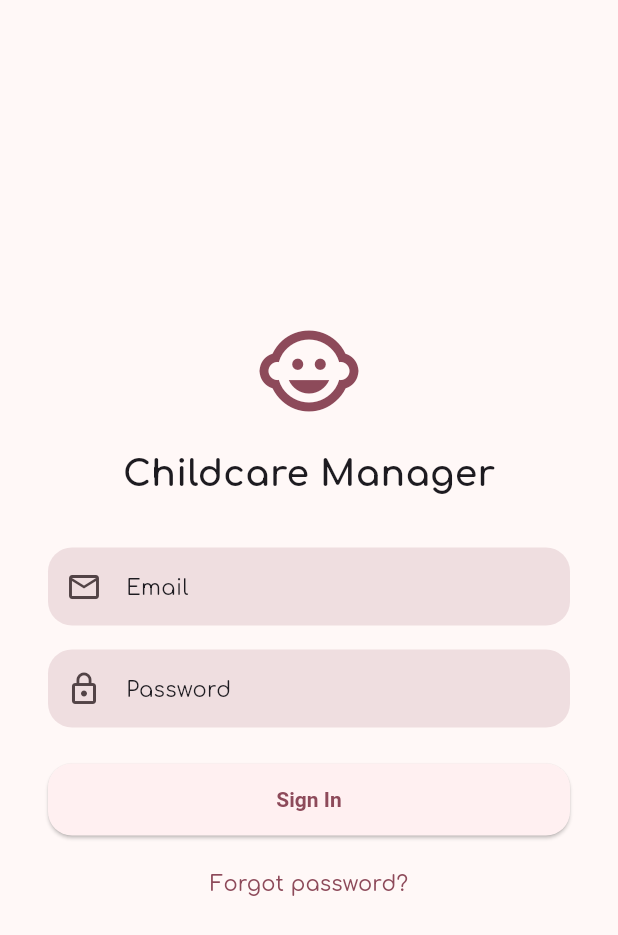
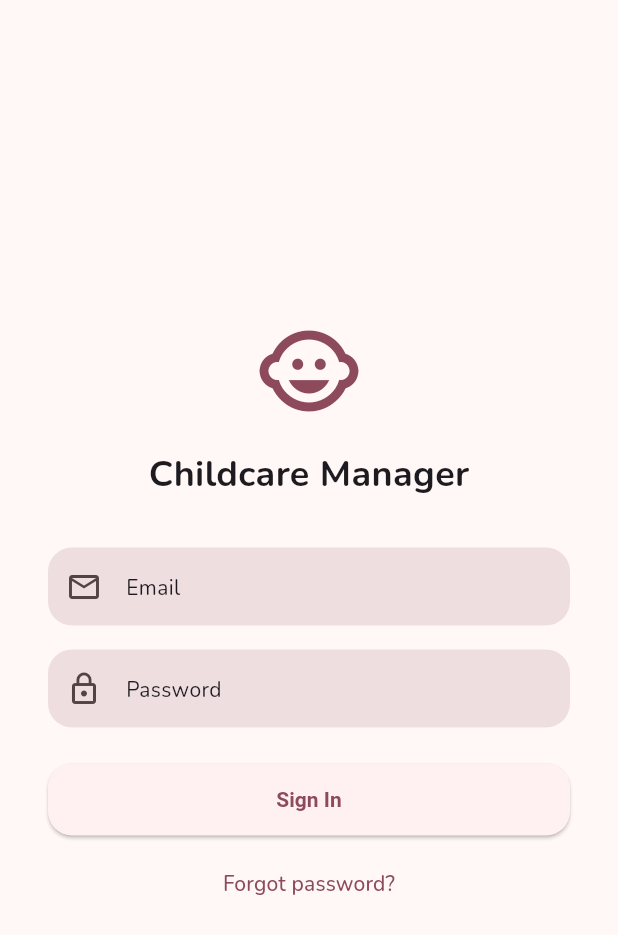
Before and after one commit to AkmalCodes/kids-management, a Flutter app: the screen it shows after launch, on a phone screen of 412 x 824 dp. Shown: the top 935 px of the screen. Run offline on Flutter 3.47's test engine with Material 3 defaults, Android fonts, the phone set to English and light mode, and no system bars; our stand-ins replace flutter_riverpod, google_fonts, image_picker, supabase_flutter; accounts and stored records are empty.

Commit message:
style: Nunito font, tinted top/bottom bars, shorter nav labels, drop titlebar logout
- Switch app font from Comfortaa to Nunito
- Give the AppBar and NavigationBar a soft-pink (primaryContainer) fill so
  they read as distinct surfaces framing the content, with a near-white
  selected-tab pill for contrast
- Shorten nav labels that were wrapping/clipping on narrow screens:
  "Schedules" -> "Schedule", "Lesson Plans" -> "Lessons"
- Remove the AppBar logout button from all three shells now that sign-out
  lives in the Profile tab

```diff
--- a/lib/core/theme/app_theme.dart
+++ b/lib/core/theme/app_theme.dart
@@ -12,10 +12,15 @@ class AppTheme {
 
   static ThemeData get light {
     final colorScheme = ColorScheme.fromSeed(seedColor: seedColor);
-    // Applies Comfortaa to every standard text style (buttons, app bar
+    // Applies Nunito to every standard text style (buttons, app bar
     // titles, list tiles, etc. all resolve their font from this), so
     // switching the app's font is just this one line.
-    final textTheme = GoogleFonts.comfortaaTextTheme();
+    final textTheme = GoogleFonts.nunitoTextTheme();
+
+    // A tinted (soft-pink) fill for the top and bottom bars so they read as
+    // distinct surfaces framing the content, rather than blending into the
+    // near-white scaffold. primaryContainer is the seed-derived pink.
+    final barColor = colorScheme.primaryContainer;
 
     return ThemeData(
       useMaterial3: true,
@@ -24,8 +29,8 @@ class AppTheme {
       textTheme: textTheme,
 
       appBarTheme: AppBarTheme(
-        backgroundColor: colorScheme.surface,
-        foregroundColor: colorScheme.onSurface,
+        backgroundColor: barColor,
+        foregroundColor: colorScheme.onPrimaryContainer,
         elevation: 0,
         centerTitle: true,
       ),
@@ -82,8 +87,10 @@ class AppTheme {
       // as more modern than the older BottomNavigationBar — used in every
       // shell instead.
       navigationBarTheme: NavigationBarThemeData(
-        backgroundColor: colorScheme.surface,
-        indicatorColor: colorScheme.secondaryContainer,
+        backgroundColor: barColor,
+        // A near-white pill so the selected tab stands out clearly against
+        // the pink bar.
+        indicatorColor: colorScheme.surface,
         elevation: 0,
         labelBehavior: NavigationDestinationLabelBehavior.alwaysShow,
       ),
--- a/lib/features/director/director_shell.dart
+++ b/lib/features/director/director_shell.dart
@@ -1,5 +1,4 @@
 import 'package:flutter/material.dart';
-import '../../shared/widgets/logout_button.dart';
 import '../profile/profile_screen.dart';
 import 'screens/director_attendance_screen.dart';
 import 'screens/director_schedules_screen.dart';
@@ -28,7 +27,6 @@ class _DirectorShellState extends State<DirectorShell> {
     return Scaffold(
       appBar: AppBar(
         title: const Text('Childcare Manager'),
-        actions: const [LogoutButton()],
       ),
       body: _pages[_index],
       bottomNavigationBar: NavigationBar(
@@ -43,12 +41,12 @@ class _DirectorShellState extends State<DirectorShell> {
           NavigationDestination(
             icon: Icon(Icons.calendar_month_outlined),
             selectedIcon: Icon(Icons.calendar_month),
-            label: 'Schedules',
+            label: 'Schedule',
           ),
           NavigationDestination(
             icon: Icon(Icons.menu_book_outlined),
             selectedIcon: Icon(Icons.menu_book),
-            label: 'Lesson Plans',
+            label: 'Lessons',
           ),
           NavigationDestination(
             icon: Icon(Icons.check_circle_outline),
--- a/lib/features/parent/parent_shell.dart
+++ b/lib/features/parent/parent_shell.dart
@@ -1,5 +1,4 @@
 import 'package:flutter/material.dart';
-import '../../shared/widgets/logout_button.dart';
 import '../profile/profile_screen.dart';
 import 'screens/child_attendance_screen.dart';
 import 'screens/child_schedule_screen.dart';
@@ -31,7 +30,6 @@ class _ParentShellState extends State<ParentShell> {
     return Scaffold(
       appBar: AppBar(
         title: const Text('Childcare Manager'),
-        actions: const [LogoutButton()],
       ),
       body: _pages[_index],
       bottomNavigationBar: NavigationBar(
--- a/lib/features/teacher/teacher_shell.dart
+++ b/lib/features/teacher/teacher_shell.dart
@@ -1,5 +1,4 @@
 import 'package:flutter/material.dart';
-import '../../shared/widgets/logout_button.dart';
 import '../profile/profile_screen.dart';
 import 'screens/mark_attendance_screen.dart';
 import 'screens/teacher_schedule_screen.dart';
@@ -27,7 +26,6 @@ class _TeacherShellState extends State<TeacherShell> {
     return Scaffold(
       appBar: AppBar(
         title: const Text('Childcare Manager'),
-        actions: const [LogoutButton()],
       ),
       body: _pages[_index],
       bottomNavigationBar: NavigationBar(
@@ -47,7 +45,7 @@ class _TeacherShellState extends State<TeacherShell> {
           NavigationDestination(
             icon: Icon(Icons.menu_book_outlined),
             selectedIcon: Icon(Icons.menu_book),
-            label: 'Lesson Plans',
+            label: 'Lessons',
           ),
           NavigationDestination(
             icon: Icon(Icons.article_outlined),
```
Also changed, not shown: 2 other files.
